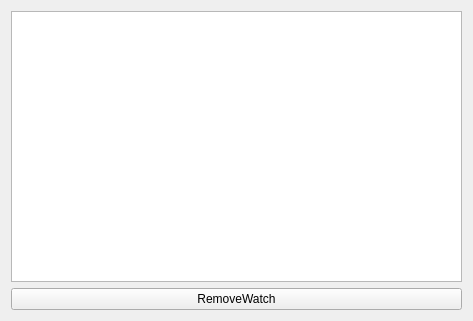
Above: src/watchlist.ui from degarashi/sprinkler before the change. Below: the same form after it.
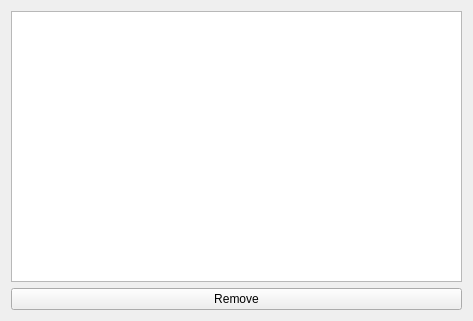
That is the form after the change. Icons and pictures are not drawn.

```diff
--- a/src/watchlist.ui
+++ b/src/watchlist.ui
@@ -38,7 +38,7 @@
      <item>
       <widget class="QPushButton" name="removeButton">
        <property name="text">
-        <string>RemoveWatch</string>
+        <string>Remove</string>
        </property>
        <property name="icon">
         <iconset theme="list-remove">
```
Left out of the diff: 2 changed lines with no effect on the pictures.
